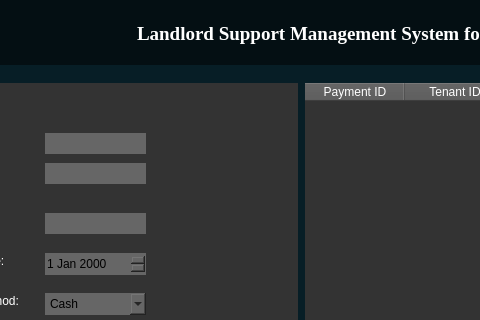
lalalance12/Landlord-Support-Management-System, file interface.ui: the form before one commit; both pictures show x 351 to 831 and y 0 to 320 of the 1114 by 574 pixel window.
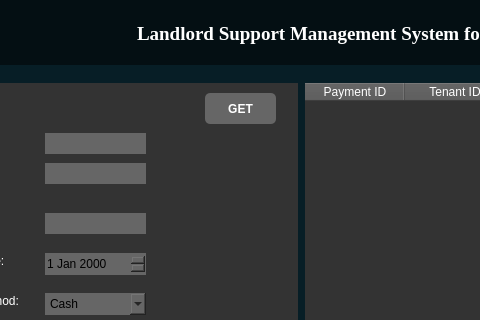
The form after the commit. The open tabs and pages were chosen to show the change. Icons and pictures are not drawn.

The edit to the form file:
```diff
--- a/interface.ui
+++ b/interface.ui
@@ -1931,6 +1931,33 @@
                    <string/>
                   </property>
                  </widget>
+                 <widget class="QPushButton" name="GetPayBtn">
+                  <property name="geometry">
+                   <rect>
+                    <x>320</x>
+                    <y>10</y>
+                    <width>71</width>
+                    <height>31</height>
+                   </rect>
+                  </property>
+                  <property name="font">
+                   <font>
+                    <pointsize>9</pointsize>
+                    <bold>true</bold>
+                   </font>
+                  </property>
+                  <property name="cursor">
+                   <cursorShape>PointingHandCursor</cursorShape>
+                  </property>
+                  <property name="styleSheet">
+                   <string notr="true">background-color: #666666; color: white
+;
+</string>
+                  </property>
+                  <property name="text">
+                   <string>GET</string>
+                  </property>
+                 </widget>
                 </widget>
                </item>
                <item>
```
Left out of the diff: 54 changed lines with no effect on the pictures.
